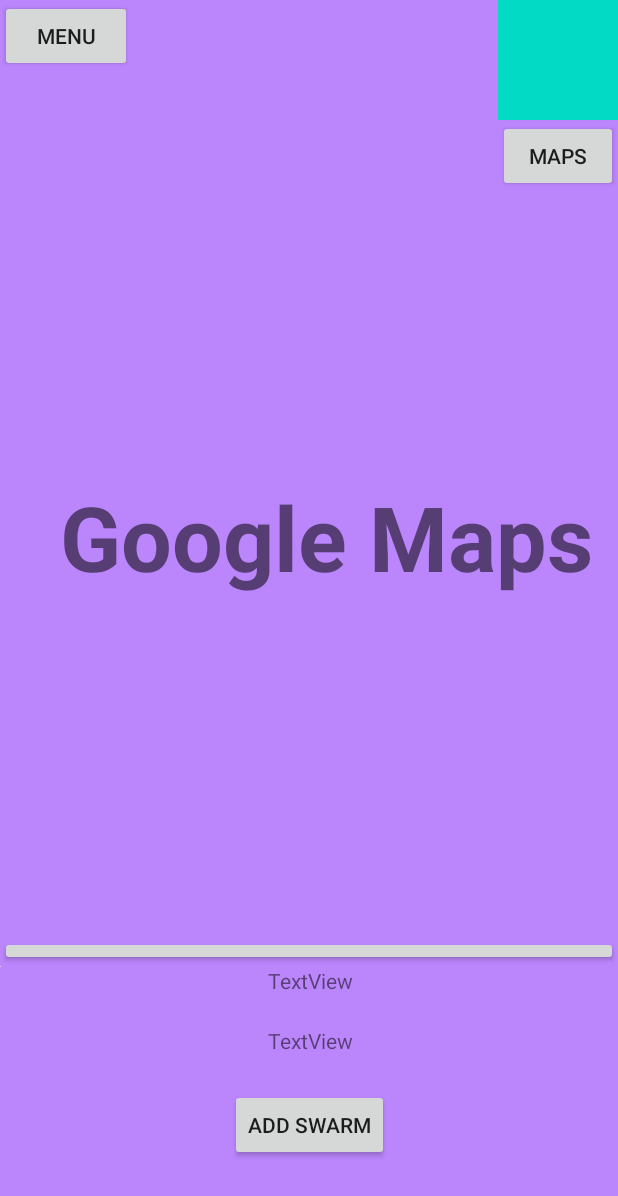
After one commit to darkcurry1001/BeeFound, an Android app built with Jetpack Compose: the layout fragment_popup.xml on its own in the app's theme, with its tools: preview values and no code run, on a phone screen of 412 x 824 dp. The commit adds this screen. Shown: the top 1196 px of the screen. Run offline under Robolectric (Android 15) with nearby library versions, the phone set to English and light mode, and no system bars.

Commit message:
overall layout of the main screen, button styles, logic for what to show/hide when

```diff
--- a/app/src/main/AndroidManifest.xml
+++ b/app/src/main/AndroidManifest.xml
@@ -29,6 +29,8 @@
                 <category android:name="android.intent.category.LAUNCHER" />
             </intent-filter>
         </activity>
+
+
     </application>
 
 
--- /dev/null
+++ b/app/src/main/res/layout/fragment_popup.xml
@@ -0,0 +1,108 @@
+<?xml version="1.0" encoding="utf-8"?>
+<androidx.constraintlayout.widget.ConstraintLayout xmlns:android="http://schemas.android.com/apk/res/android"
+    xmlns:app="http://schemas.android.com/apk/res-auto"
+    xmlns:tools="http://schemas.android.com/tools"
+    android:layout_width="match_parent"
+    android:layout_height="match_parent"
+    tools:context=".PopupFragment"
+    android:background="@color/purple_200">
+
+
+    <TextView
+        android:id="@+id/textViewPopup"
+        android:layout_width="wrap_content"
+        android:layout_height="wrap_content"
+        android:layout_marginStart="100dp"
+        android:layout_marginTop="303dp"
+        android:layout_marginEnd="211dp"
+        android:layout_marginBottom="409dp"
+        android:text="Google Maps"
+        android:textSize="60sp"
+        android:textStyle="bold"
+        app:layout_constraintBottom_toBottomOf="parent"
+        app:layout_constraintEnd_toEndOf="parent"
+        app:layout_constraintHorizontal_bias="0.238"
+        app:layout_constraintStart_toStartOf="parent"
+        app:layout_constraintTop_toTopOf="parent"
+        app:layout_constraintVertical_bias="0.459" />
+
+    <View
+        android:id="@+id/view"
+        android:layout_width="match_parent"
+        android:layout_height="200dp"
+        app:layout_constraintBottom_toBottomOf="parent"
+        app:layout_constraintStart_toStartOf="parent" />
+
+    <ImageView
+        android:id="@+id/imageView"
+        android:layout_width="wrap_content"
+        android:layout_height="wrap_content"
+        app:layout_constraintStart_toStartOf="@+id/view"
+        app:layout_constraintTop_toBottomOf="@+id/btn_close"
+        tools:src="@tools:sample/avatars" />
+
+    <TextView
+        android:id="@+id/textView3"
+        android:layout_width="wrap_content"
+        android:layout_height="wrap_content"
+        android:layout_marginTop="20dp"
+        android:text="TextView"
+        app:layout_constraintEnd_toEndOf="@+id/view"
+        app:layout_constraintHorizontal_bias="0.502"
+        app:layout_constraintStart_toEndOf="@+id/imageView"
+        app:layout_constraintTop_toTopOf="@+id/view" />
+
+    <TextView
+        android:id="@+id/textView4"
+        android:layout_width="wrap_content"
+        android:layout_height="wrap_content"
+        android:layout_marginTop="40dp"
+        android:text="TextView"
+        app:layout_constraintEnd_toEndOf="@+id/view"
+        app:layout_constraintHorizontal_bias="0.502"
+        app:layout_constraintStart_toEndOf="@+id/imageView"
+        app:layout_constraintTop_toTopOf="@+id/textView3" />
+
+    <Button
+        android:id="@+id/button"
+        android:layout_width="wrap_content"
+        android:layout_height="wrap_content"
+        android:text="Menu"
+        app:layout_constraintStart_toStartOf="parent"
+        app:layout_constraintTop_toTopOf="parent" />
+
+    <View
+        android:id="@+id/view2"
+        android:layout_width="80dp"
+        android:layout_height="80dp"
+        android:background="@color/teal_200"
+        app:layout_constraintEnd_toEndOf="parent"
+        app:layout_constraintTop_toTopOf="parent" />
+
+    <Button
+        android:id="@+id/button2"
+        android:layout_width="80dp"
+        android:layout_height="wrap_content"
+        android:text="maps"
+        app:layout_constraintTop_toBottomOf="@+id/view2"
+        app:layout_constraintRight_toRightOf="@+id/view2" />
+
+    <Button
+        android:id="@+id/button3"
+        android:layout_width="wrap_content"
+        android:layout_height="wrap_content"
+        android:layout_marginBottom="50dp"
+        android:text="Add Swarm"
+        app:layout_constraintBottom_toBottomOf="parent"
+        app:layout_constraintEnd_toEndOf="parent"
+        app:layout_constraintStart_toStartOf="parent" />
+
+    <Button
+        android:id="@+id/btn_close"
+        android:layout_width="match_parent"
+        android:layout_height="20dp"
+        android:text="x"
+        app:layout_constraintEnd_toEndOf="@+id/view"
+        app:layout_constraintTop_toTopOf="@+id/view" />
+
+</androidx.constraintlayout.widget.ConstraintLayout>
--- a/app/src/main/res/values/colors.xml
+++ b/app/src/main/res/values/colors.xml
@@ -7,4 +7,5 @@
     <color name="teal_700">#FF018786</color>
     <color name="black">#FF000000</color>
     <color name="white">#FFFFFFFF</color>
+    <color name="yellow_bee">#FFFDF293</color>
 </resources>
--- a/app/src/main/res/values/strings.xml
+++ b/app/src/main/res/values/strings.xml
@@ -1,3 +1,5 @@
 <resources>
     <string name="app_name">BeeFound</string>
+    <!-- TODO: Remove or change this placeholder text -->
+    <string name="hello_blank_fragment">Hello blank fragment</string>
 </resources>
```
Also changed, not shown: app/build.gradle.kts (+7 -0 lines), app/src/main/java/com/example/beefound/HomeFragment.kt (added, +189 -0 lines), app/src/main/java/com/example/beefound/MainActivity.kt (+43 -11 lines), app/src/main/java/com/example/beefound/PopupFragment.kt (added, +75 -0 lines), app/src/main/res/drawable/btn_shape_bee_yellow.xml (added, +21 -0 lines), app/src/main/res/drawable/btn_shape_close.xml (added, +9 -0 lines), app/src/main/res/layout/activity_home.xml (+22 -6 lines), app/src/main/res/layout/fragment_home.xml (added, +140 -0 lines), app/src/main/res/navigation/nav_graph.xml (added, +26 -0 lines), app/src/main/res/drawable/bees.jpg (added).
